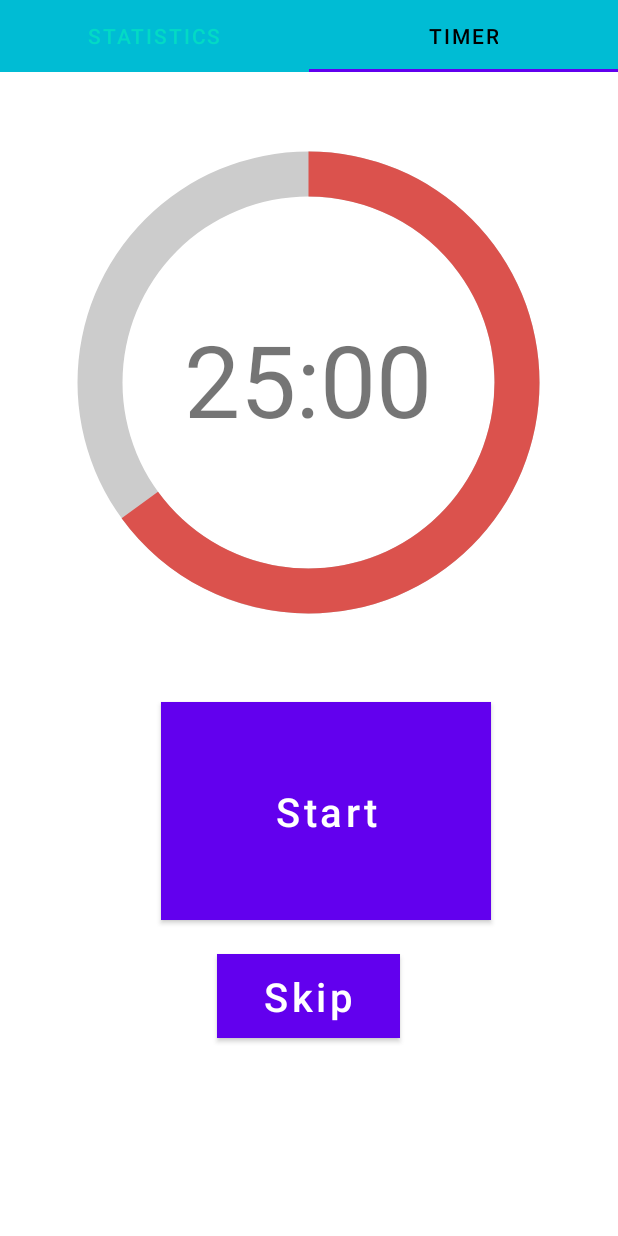
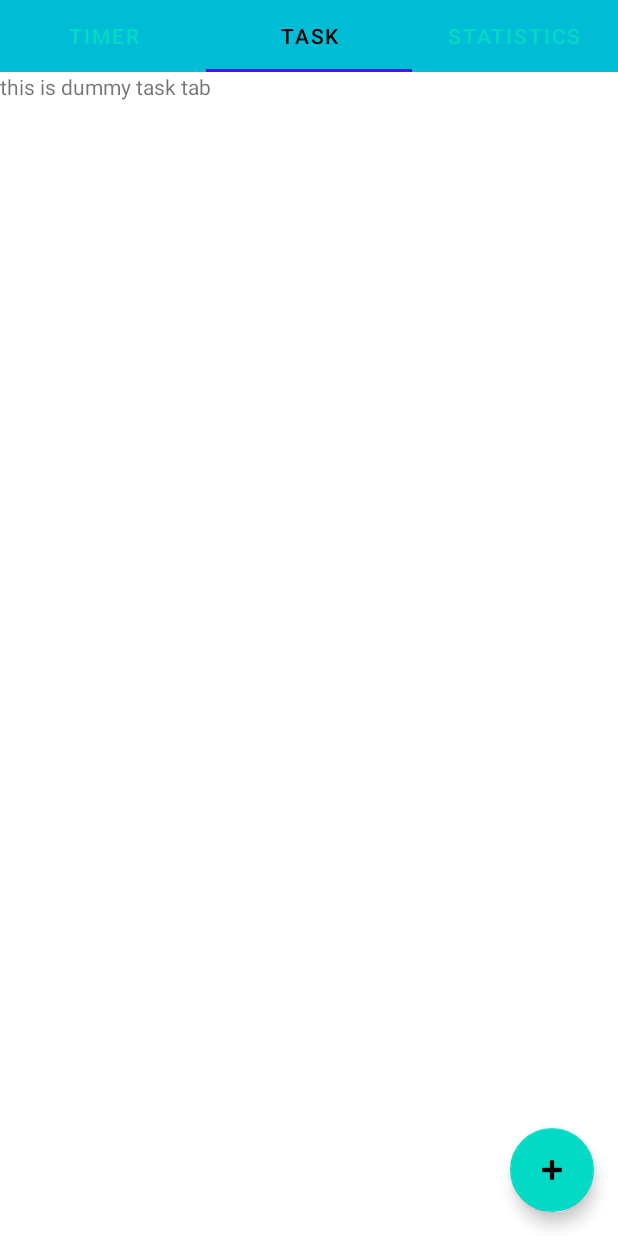
Before and after one commit to Casidi/SexyPomo, an Android app: the screen it shows after launch (MainActivity), tab 2 chosen, on a phone screen of 412 x 824 dp. Run offline under Robolectric (Android 15) with nearby library versions, the light colour scheme and no system bars.

Commit message:
Add the task tab

```diff
--- a/app/src/main/java/com/example/sexypomo/ui/main/SectionsPagerAdapter.kt
+++ b/app/src/main/java/com/example/sexypomo/ui/main/SectionsPagerAdapter.kt
@@ -7,8 +7,9 @@ import androidx.fragment.app.FragmentPagerAdapter
 import com.example.sexypomo.R
 
 private val TAB_TITLES = arrayOf(
-        R.string.tab_text_1,
-        R.string.tab_text_2
+        R.string.tab_text_timer,
+        R.string.tab_text_task,
+        R.string.tab_text_stat
 )
 
 /**
@@ -22,9 +23,10 @@ class SectionsPagerAdapter(private val context: Context, fm: FragmentManager)
         // getItem is called to instantiate the fragment for the given page.
         // Return a PlaceholderFragment (defined as a static inner class below).
         return when(position) {
-            0 -> StatisticFragment.newInstance("set", "test")
-            1 -> PlaceholderFragment.newInstance(position + 1)
-            else -> PlaceholderFragment.newInstance(position + 1)
+            0 -> TimerFragment.newInstance(position + 1)
+            1 -> TaskFragment.newInstance("set", "test")
+            2 -> StatisticFragment.newInstance("set", "test")
+            else -> TimerFragment.newInstance(position + 1)
         }
     }
 
@@ -34,6 +36,6 @@ class SectionsPagerAdapter(private val context: Context, fm: FragmentManager)
 
     override fun getCount(): Int {
         // Show 2 total pages.
-        return 2
+        return 3
     }
 }
--- /dev/null
+++ b/app/src/main/java/com/example/sexypomo/ui/main/TaskFragment.kt
@@ -0,0 +1,58 @@
+package com.example.sexypomo.ui.main
+
+import android.os.Bundle
+import androidx.fragment.app.Fragment
+import android.view.LayoutInflater
+import android.view.View
+import android.view.ViewGroup
+import com.example.sexypomo.R
+
+// TODO: Rename parameter arguments, choose names that match
+// the fragment initialization parameters, e.g. ARG_ITEM_NUMBER
+private const val ARG_PARAM1 = "param1"
+private const val ARG_PARAM2 = "param2"
+
+/**
+ * A simple [Fragment] subclass.
+ * Use the [TaskFragment.newInstance] factory method to
+ * create an instance of this fragment.
+ */
+class TaskFragment : Fragment() {
+    // TODO: Rename and change types of parameters
+    private var param1: String? = null
+    private var param2: String? = null
+
+    override fun onCreate(savedInstanceState: Bundle?) {
+        super.onCreate(savedInstanceState)
+        arguments?.let {
+            param1 = it.getString(ARG_PARAM1)
+            param2 = it.getString(ARG_PARAM2)
+        }
+    }
+
+    override fun onCreateView(inflater: LayoutInflater, container: ViewGroup?,
+                              savedInstanceState: Bundle?): View? {
+        // Inflate the layout for this fragment
+        return inflater.inflate(R.layout.fragment_task, container, false)
+    }
+
+    companion object {
+        /**
+         * Use this factory method to create a new instance of
+         * this fragment using the provided parameters.
+         *
+         * @param param1 Parameter 1.
+         * @param param2 Parameter 2.
+         * @return A new instance of fragment TaskFragment.
+         */
+        // TODO: Rename and change types and number of parameters
+        @JvmStatic
+        fun newInstance(param1: String, param2: String) =
+                TaskFragment().apply {
+                    arguments = Bundle().apply {
+                        putString(ARG_PARAM1, param1)
+                        putString(ARG_PARAM2, param2)
+                    }
+                }
+    }
+}
--- a/app/src/main/java/com/example/sexypomo/ui/main/PlaceholderFragment.kt
+++ b/app/src/main/java/com/example/sexypomo/ui/main/TimerFragment.kt
@@ -1,21 +1,16 @@
 package com.example.sexypomo.ui.main
 
 import android.content.res.ColorStateList
-import android.graphics.Color
-import android.graphics.ColorFilter
 import android.os.Bundle
 import android.os.Handler
 import android.os.Looper
 import android.view.LayoutInflater
 import android.view.View
 import android.view.ViewGroup
-import android.widget.TextView
 import androidx.fragment.app.Fragment
-import androidx.lifecycle.Observer
 import androidx.lifecycle.ViewModelProvider
 import com.example.sexypomo.R
-import kotlinx.android.synthetic.main.fragment_main.*
-import android.os.CountDownTimer
+import kotlinx.android.synthetic.main.fragment_timer.*
 import android.widget.Button
 
 enum class TimerState {
@@ -29,7 +24,7 @@ enum class PomoPhase {
 /**
  * A placeholder fragment containing a simple view.
  */
-class PlaceholderFragment : Fragment() {
+class TimerFragment : Fragment() {
 
     private lateinit var pageViewModel: PageViewModel
     lateinit var mainHandler: Handler
@@ -50,7 +45,7 @@ class PlaceholderFragment : Fragment() {
             inflater: LayoutInflater, container: ViewGroup?,
             savedInstanceState: Bundle?
     ): View? {
-        val root = inflater.inflate(R.layout.fragment_main, container, false)
+        val root = inflater.inflate(R.layout.fragment_timer, container, false)
         val timerControlButton: Button = root.findViewById(R.id.button2)
         timerControlButton.setOnClickListener {
             when(timerState) {
@@ -140,9 +135,9 @@ class PlaceholderFragment : Fragment() {
          * number.
          */
         @JvmStatic
-        fun newInstance(sectionNumber: Int): PlaceholderFragment {
+        fun newInstance(sectionNumber: Int): TimerFragment {
 
-            return PlaceholderFragment().apply {
+            return TimerFragment().apply {
                 arguments = Bundle().apply {
                     putInt(ARG_SECTION_NUMBER, sectionNumber)
                 }
--- a/app/src/main/res/layout/fragment_statistic.xml
+++ b/app/src/main/res/layout/fragment_statistic.xml
@@ -10,6 +10,6 @@
     <TextView
         android:layout_width="match_parent"
         android:layout_height="match_parent"
-        android:text="@string/hello_blank_fragment" />
+        android:text="dummy statistic fragment" />
 
 </androidx.constraintlayout.widget.ConstraintLayout>
--- /dev/null
+++ b/app/src/main/res/layout/fragment_task.xml
@@ -0,0 +1,22 @@
+<?xml version="1.0" encoding="utf-8"?>
+<FrameLayout xmlns:android="http://schemas.android.com/apk/res/android"
+    xmlns:app="http://schemas.android.com/apk/res-auto"
+    xmlns:tools="http://schemas.android.com/tools"
+    android:layout_width="match_parent"
+    android:layout_height="match_parent"
+    tools:context=".ui.main.TaskFragment">
+
+    <TextView
+        android:layout_width="match_parent"
+        android:layout_height="match_parent"
+        android:text="this is dummy task tab" />
+
+    <com.google.android.material.floatingactionbutton.FloatingActionButton
+        android:id="@+id/fab"
+        android:layout_width="wrap_content"
+        android:layout_height="wrap_content"
+        android:layout_gravity="bottom|end"
+        android:layout_margin="@dimen/fab_margin"
+        app:srcCompat="@android:drawable/ic_input_add" />
+
+</FrameLayout>
--- a/app/src/main/res/layout/fragment_main.xml
+++ b/app/src/main/res/layout/fragment_timer.xml
@@ -5,7 +5,7 @@
     android:id="@+id/constraintLayout"
     android:layout_width="match_parent"
     android:layout_height="match_parent"
-    tools:context=".ui.main.PlaceholderFragment">
+    tools:context=".ui.main.TimerFragment">
 
     <ProgressBar
         android:id="@+id/progressBar"
--- a/app/src/main/res/values/strings.xml
+++ b/app/src/main/res/values/strings.xml
@@ -1,7 +1,6 @@
 <resources>
     <string name="app_name">SexyPomo</string>
-    <string name="tab_text_1">Statistics</string>
-    <string name="tab_text_2">Timer</string>
-    <!-- TODO: Remove or change this placeholder text -->
-    <string name="hello_blank_fragment">Hello blank fragment</string>
+    <string name="tab_text_stat">Statistics</string>
+    <string name="tab_text_timer">Timer</string>
+    <string name="tab_text_task">Task</string>
 </resources>
```
